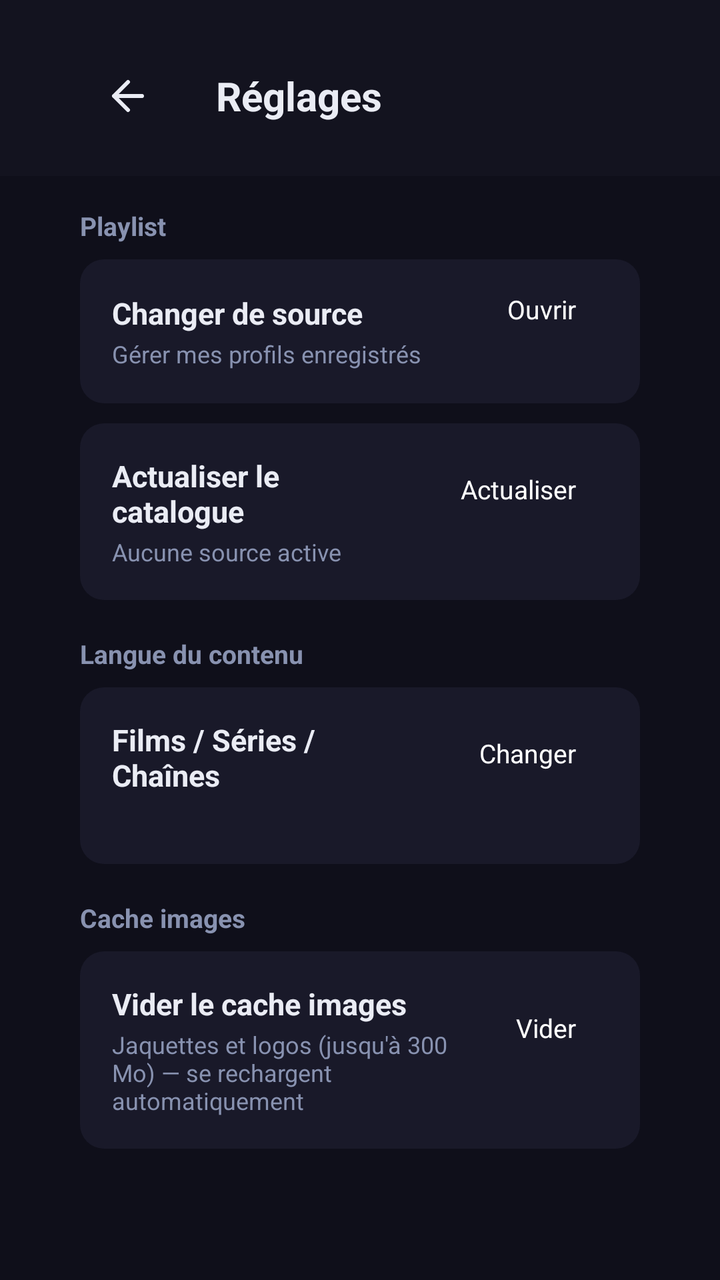
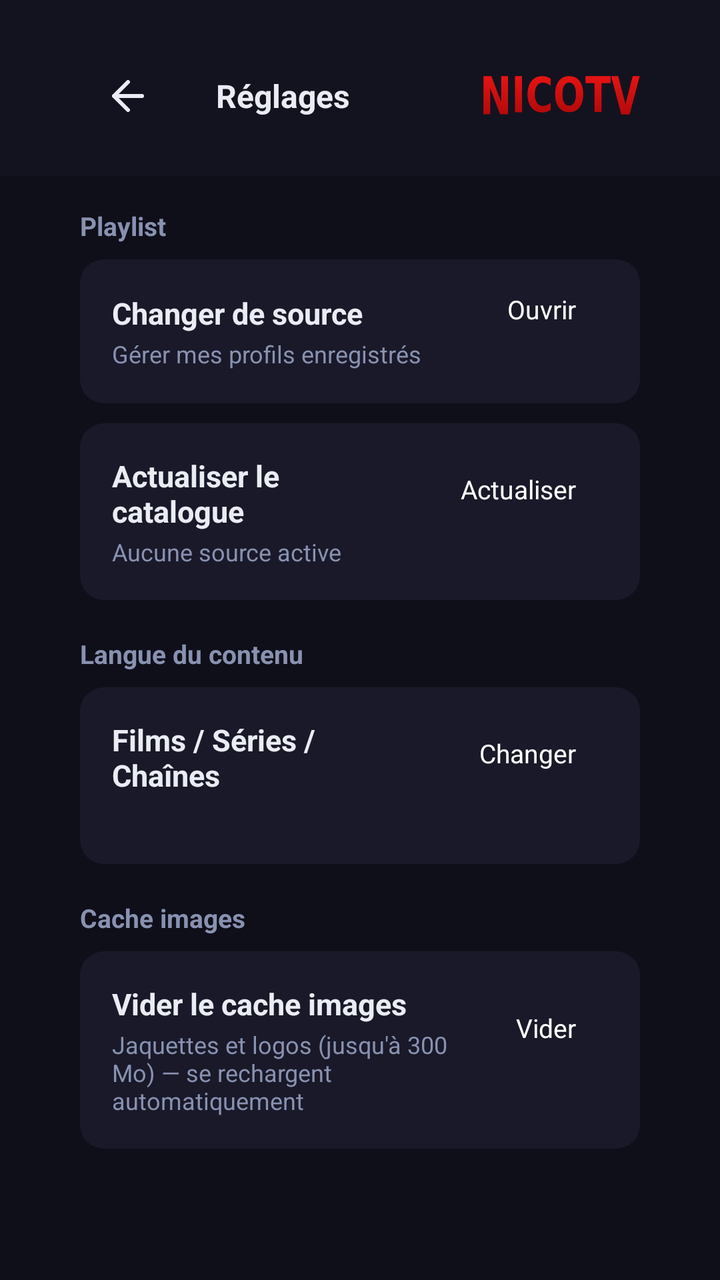

Compare the two renders of this Android layout. The source of the first and the diff that turns it into the second are given below.
<!-- AndroidManifest.xml: application theme Theme.IPTV -->
<!-- res/layout/activity_settings.xml -->
<?xml version="1.0" encoding="utf-8"?>
<FrameLayout xmlns:android="http://schemas.android.com/apk/res/android"
    xmlns:app="http://schemas.android.com/apk/res-auto"
    android:layout_width="match_parent"
    android:layout_height="match_parent"
    android:background="@color/bg_dark">

    <ScrollView
        android:layout_width="match_parent"
        android:layout_height="match_parent"
        android:clipToPadding="false"
        android:paddingBottom="24dp">

        <LinearLayout
            android:layout_width="match_parent"
            android:layout_height="wrap_content"
            android:orientation="vertical"
            android:paddingStart="40dp"
            android:paddingEnd="40dp"
            android:paddingTop="96dp">

                
                <TextView
                    android:layout_width="wrap_content"
                    android:layout_height="wrap_content"
                    android:layout_marginTop="8dp"
                    android:layout_marginBottom="8dp"
                    android:text="@string/settings_section_playlist"
                    android:textColor="@color/text_secondary"
                    android:textSize="13sp"
                    android:textStyle="bold" />

                <LinearLayout
                    android:layout_width="match_parent"
                    android:layout_height="wrap_content"
                    android:layout_marginBottom="10dp"
                    android:orientation="horizontal"
                    android:gravity="center_vertical"
                    android:background="@drawable/bg_card"
                    android:padding="16dp">

                    <LinearLayout
                        android:layout_width="0dp"
                        android:layout_height="wrap_content"
                        android:layout_weight="1"
                        android:orientation="vertical"
                        android:layout_marginEnd="16dp">
                        <TextView
                            android:layout_width="match_parent"
                            android:layout_height="wrap_content"
                            android:text="@string/settings_change_source"
                            android:textColor="@color/text_primary"
                            android:textSize="15sp"
                            android:textStyle="bold" />
                        <TextView
                            android:layout_width="match_parent"
                            android:layout_height="wrap_content"
                            android:layout_marginTop="2dp"
                            android:text="@string/settings_change_source_sub"
                            android:textColor="@color/text_secondary"
                            android:textSize="12sp" />
                    </LinearLayout>

                    <Button
                        android:id="@+id/btn_change_source"
                        style="?android:attr/borderlessButtonStyle"
                        android:layout_width="wrap_content"
                        android:layout_height="40dp"
                        android:minWidth="0dp"
                        android:paddingStart="16dp"
                        android:paddingEnd="16dp"
                        android:background="@drawable/bg_btn_secondary"
                        android:text="@string/settings_action_open"
                        android:textAllCaps="false"
                        android:textColor="@android:color/white"
                        android:textSize="13sp" />
                </LinearLayout>

                <LinearLayout
                    android:layout_width="match_parent"
                    android:layout_height="wrap_content"
                    android:layout_marginBottom="10dp"
                    android:orientation="horizontal"
                    android:gravity="center_vertical"
                    android:background="@drawable/bg_card"
                    android:padding="16dp">

                    <LinearLayout
                        android:layout_width="0dp"
                        android:layout_height="wrap_content"
                        android:layout_weight="1"
                        android:orientation="vertical"
                        android:layout_marginEnd="16dp">
                        <TextView
                            android:layout_width="match_parent"
                            android:layout_height="wrap_content"
                            android:text="@string/settings_refresh_catalog"
                            android:textColor="@color/text_primary"
                            android:textSize="15sp"
                            android:textStyle="bold" />
                        <TextView
                            android:id="@+id/tv_last_update"
                            android:layout_width="match_parent"
                            android:layout_height="wrap_content"
                            android:layout_marginTop="2dp"
                            android:text="@string/settings_no_active_profile"
                            android:textColor="@color/text_secondary"
                            android:textSize="12sp" />
                    </LinearLayout>

                    <Button
                        android:id="@+id/btn_refresh_catalog"
                        style="?android:attr/borderlessButtonStyle"
                        android:layout_width="wrap_content"
                        android:layout_height="40dp"
                        android:minWidth="0dp"
                        android:paddingStart="16dp"
                        android:paddingEnd="16dp"
                        android:background="@drawable/bg_btn_secondary"
                        android:text="@string/settings_action_refresh"
                        android:textAllCaps="false"
                        android:textColor="@android:color/white"
                        android:textSize="13sp" />
                </LinearLayout>

                
                <TextView
                    android:layout_width="wrap_content"
                    android:layout_height="wrap_content"
                    android:layout_marginTop="8dp"
                    android:layout_marginBottom="8dp"
                    android:text="@string/settings_section_language"
                    android:textColor="@color/text_secondary"
                    android:textSize="13sp"
                    android:textStyle="bold" />

                <LinearLayout
                    android:layout_width="match_parent"
                    android:layout_height="wrap_content"
                    android:layout_marginBottom="10dp"
                    android:orientation="horizontal"
                    android:gravity="center_vertical"
                    android:background="@drawable/bg_card"
                    android:padding="16dp">

                    <LinearLayout
                        android:layout_width="0dp"
                        android:layout_height="wrap_content"
                        android:layout_weight="1"
                        android:orientation="vertical"
                        android:layout_marginEnd="16dp">
                        <TextView
                            android:layout_width="match_parent"
                            android:layout_height="wrap_content"
                            android:text="@string/settings_content_language"
                            android:textColor="@color/text_primary"
                            android:textSize="15sp"
                            android:textStyle="bold" />
                        <TextView
                            android:id="@+id/tv_content_language"
                            android:layout_width="match_parent"
                            android:layout_height="wrap_content"
                            android:layout_marginTop="2dp"
                            android:textColor="@color/text_secondary"
                            android:textSize="12sp" />
                    </LinearLayout>

                    <Button
                        android:id="@+id/btn_content_language"
                        style="?android:attr/borderlessButtonStyle"
                        android:layout_width="wrap_content"
                        android:layout_height="40dp"
                        android:minWidth="0dp"
                        android:paddingStart="16dp"
                        android:paddingEnd="16dp"
                        android:background="@drawable/bg_btn_secondary"
                        android:text="@string/settings_action_change"
                        android:textAllCaps="false"
                        android:textColor="@android:color/white"
                        android:textSize="13sp" />
                </LinearLayout>

                
                <TextView
                    android:layout_width="wrap_content"
                    android:layout_height="wrap_content"
                    android:layout_marginTop="8dp"
                    android:layout_marginBottom="8dp"
                    android:text="@string/settings_section_image_cache"
                    android:textColor="@color/text_secondary"
                    android:textSize="13sp"
                    android:textStyle="bold" />

                <LinearLayout
                    android:layout_width="match_parent"
                    android:layout_height="wrap_content"
                    android:layout_marginBottom="10dp"
                    android:orientation="horizontal"
                    android:gravity="center_vertical"
                    android:background="@drawable/bg_card"
                    android:padding="16dp">

                    <LinearLayout
                        android:layout_width="0dp"
                        android:layout_height="wrap_content"
                        android:layout_weight="1"
                        android:orientation="vertical"
                        android:layout_marginEnd="16dp">
                        <TextView
                            android:layout_width="match_parent"
                            android:layout_height="wrap_content"
                            android:text="@string/settings_clear_image_cache"
                            android:textColor="@color/text_primary"
                            android:textSize="15sp"
                            android:textStyle="bold" />
                        <TextView
                            android:layout_width="match_parent"
                            android:layout_height="wrap_content"
                            android:layout_marginTop="2dp"
                            android:text="@string/settings_clear_image_cache_sub"
                            android:textColor="@color/text_secondary"
                            android:textSize="12sp" />
                    </LinearLayout>

                    <Button
                        android:id="@+id/btn_clear_image_cache"
                        style="?android:attr/borderlessButtonStyle"
                        android:layout_width="wrap_content"
                        android:layout_height="40dp"
                        android:minWidth="0dp"
                        android:paddingStart="16dp"
                        android:paddingEnd="16dp"
                        android:background="@drawable/bg_btn_secondary"
                        android:text="@string/settings_action_clear"
                        android:textAllCaps="false"
                        android:textColor="@android:color/white"
                        android:textSize="13sp" />
                </LinearLayout>

            </LinearLayout>
        </ScrollView>

    
    <LinearLayout
        android:layout_width="match_parent"
        android:layout_height="wrap_content"
        android:layout_gravity="top"
        android:gravity="center_vertical"
        android:orientation="horizontal"
        android:background="@color/bg_nav"
        android:elevation="4dp"
        android:paddingStart="40dp"
        android:paddingEnd="40dp"
        android:paddingTop="24dp"
        android:paddingBottom="16dp"
        android:clipChildren="false"
        android:clipToPadding="false">

        <FrameLayout
            android:id="@+id/btn_back"
            android:layout_width="48dp"
            android:layout_height="48dp"
            android:layout_marginEnd="20dp"
            android:focusable="true"
            android:clickable="true"
            android:clipChildren="false"
            android:clipToPadding="false"
            android:defaultFocusHighlightEnabled="false">

            <ImageView
                android:layout_width="24dp"
                android:layout_height="24dp"
                android:layout_gravity="center"
                android:src="@drawable/ic_pwa_back"
                app:tint="@color/text_primary" />

            <com.nicotv.iptv2.ui.common.RotatingBorderView
                android:id="@+id/btn_back_ring"
                android:layout_width="match_parent"
                android:layout_height="match_parent"
                app:circular="true"
                app:borderColor="@android:color/white"
                android:visibility="invisible" />
        </FrameLayout>

        <TextView
            android:layout_width="0dp"
            android:layout_height="wrap_content"
            android:layout_weight="1"
            android:text="@string/settings_title"
            android:textColor="@color/text_primary"
            android:textSize="20sp"
            android:textStyle="bold" />
    </LinearLayout>

    <ProgressBar
        android:id="@+id/progress_loading"
        android:layout_width="wrap_content"
        android:layout_height="wrap_content"
        android:layout_gravity="center"
        android:visibility="gone" />

</FrameLayout>
<!-- resources referenced by this layout -->
<resources>
  <color name="bg_dark">#0F0F1A</color>
  <color name="bg_nav">#13131F</color>
  <color name="text_primary">#EAECF4</color>
  <color name="text_secondary">#8892B0</color>
  <!-- drawable bg_btn_secondary (drawable) -->
  <?xml version="1.0" encoding="utf-8"?>
  <selector xmlns:android="http://schemas.android.com/apk/res/android">
      <item android:state_focused="true">
          <shape android:shape="rectangle">
              <solid android:color="#26FFFFFF" />
              <corners android:radius="8dp" />
          </shape>
      </item>
      <item>
          <shape android:shape="rectangle">
              <solid android:color="@android:color/transparent" />
          </shape>
      </item>
  </selector>
  <!-- drawable bg_card (drawable) -->
  <?xml version="1.0" encoding="utf-8"?>
  <shape xmlns:android="http://schemas.android.com/apk/res/android" android:shape="rectangle">
      <solid android:color="#CC1C1C2E" />
      <corners android:radius="12dp" />
  </shape>
  <!-- drawable ic_pwa_back (drawable) -->
  <?xml version="1.0" encoding="utf-8"?>
  <vector xmlns:android="http://schemas.android.com/apk/res/android"
      android:width="24dp" android:height="24dp"
      android:viewportWidth="24" android:viewportHeight="24">
      <path android:strokeColor="#EAECF4" android:strokeWidth="2" android:fillColor="#00000000"
          android:strokeLineCap="round" android:strokeLineJoin="round"
          android:pathData="M19,12 H5 M12,19 l-7,-7 l7,-7" />
  </vector>
  <string name="settings_action_change">Changer</string>
  <string name="settings_action_clear">Vider</string>
  <string name="settings_action_open">Ouvrir</string>
  <string name="settings_action_refresh">Actualiser</string>
  <string name="settings_change_source">Changer de source</string>
  <string name="settings_change_source_sub">Gérer mes profils enregistrés</string>
  <string name="settings_clear_image_cache">Vider le cache images</string>
  <string name="settings_clear_image_cache_sub">Jaquettes et logos (jusqu\'à 300 Mo) — se rechargent automatiquement</string>
  <string name="settings_content_language">Films / Séries / Chaînes</string>
  <string name="settings_no_active_profile">Aucune source active</string>
  <string name="settings_refresh_catalog">Actualiser le catalogue</string>
  <string name="settings_section_image_cache">Cache images</string>
  <string name="settings_section_language">Langue du contenu</string>
  <string name="settings_section_playlist">Playlist</string>
  <string name="settings_title">Réglages</string>
  <style name="Theme.IPTV" parent="Theme.Leanback">
          <item name="android:windowBackground">@color/bg_dark</item>
          <item name="colorPrimary">@color/accent</item>
          <item name="colorAccent">@color/accent</item>
          <item name="android:textColorPrimary">@color/text_primary</item>
          <item name="android:textColorSecondary">@color/text_secondary</item>
          <item name="android:editTextColor">@color/text_primary</item>
          <item name="android:colorControlActivated">@color/accent</item>
          <item name="android:colorControlHighlight">#334361EE</item>
          
          <item name="windowNoTitle">true</item>
          <item name="android:windowNoTitle">true</item>
          <item name="windowActionBar">false</item>
          <item name="android:windowActionBar">false</item>
      </style>
  <color name="accent">#4361EE</color>
</resources>

<!-- the commit's change to res/layout/activity_settings.xml (unified diff, before → after) -->
@@ -214,6 +214,7 @@
                             android:textSize="15sp"
                             android:textStyle="bold" />
                         <TextView
+                            android:id="@+id/tv_image_cache_size"
                             android:layout_width="match_parent"
                             android:layout_height="wrap_content"
                             android:layout_marginTop="2dp"
@@ -289,8 +290,16 @@
             android:layout_weight="1"
             android:text="@string/settings_title"
             android:textColor="@color/text_primary"
-            android:textSize="20sp"
+            android:textSize="16sp"
             android:textStyle="bold" />
+
+        
+        <ImageView
+            android:layout_width="wrap_content"
+            android:layout_height="20dp"
+            android:adjustViewBounds="true"
+            android:src="@drawable/ic_nicotv_wordmark"
+            android:scaleType="fitCenter" />
     </LinearLayout>
 
     <ProgressBar
<!-- resource entries referenced after the edit -->
@@ -25,6 +25,7 @@
       <solid android:color="#CC1C1C2E" />
       <corners android:radius="12dp" />
   </shape>
+  <!-- drawable ic_nicotv_wordmark: png bitmap (drawable, 19844 bytes) -->
   <!-- drawable ic_pwa_back (drawable) -->
   <?xml version="1.0" encoding="utf-8"?>
   <vector xmlns:android="http://schemas.android.com/apk/res/android"
